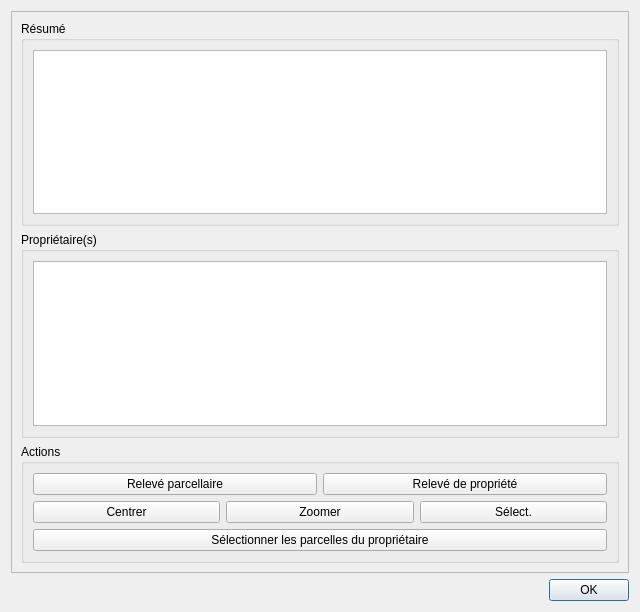
Old version of the form forms/cadastre_parcelle_form.ui in the repository 3liz/QgisCadastrePlugin.
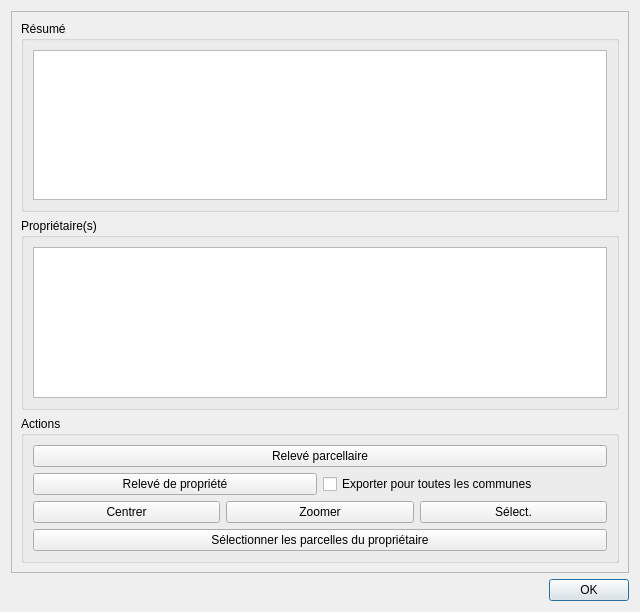
New version of the form. Icons and pictures are not drawn.

Commit message: Info parcelle - option de filtre pour le relevé de propriété - fix #42

Diff of the .ui file:
```diff
--- a/forms/cadastre_parcelle_form.ui
+++ b/forms/cadastre_parcelle_form.ui
@@ -89,6 +89,10 @@
               </property>
              </widget>
             </item>
+           </layout>
+          </item>
+          <item>
+           <layout class="QHBoxLayout" name="horizontalLayout_4">
             <item>
              <widget class="QPushButton" name="btExportProprietaire">
               <property name="text">
@@ -100,6 +104,13 @@
               </property>
              </widget>
             </item>
+            <item>
+             <widget class="QCheckBox" name="cbExportAllCities">
+              <property name="text">
+               <string>Exporter pour toutes les communes</string>
+              </property>
+             </widget>
+            </item>
            </layout>
           </item>
           <item>
```
Left out of the diff: 1 changed line with no effect on the pictures. The commit also changes 2 other files.
